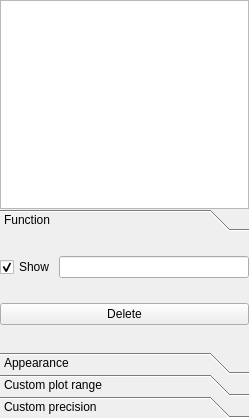
This is src/functionsview.ui in gitGNU/gnu_siplot as Qt 5 draws it before an edit. The edited form follows.
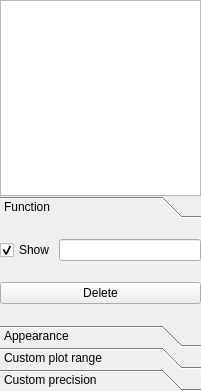
This is the edited form. The open tabs and pages were chosen to show the change.

Diff of the .ui file:
```diff
--- a/src/functionsview.ui
+++ b/src/functionsview.ui
@@ -6,10 +6,16 @@
    <rect>
     <x>0</x>
     <y>0</y>
-    <width>249</width>
-    <height>418</height>
+    <width>201</width>
+    <height>391</height>
    </rect>
   </property>
+  <property name="minimumSize">
+   <size>
+    <width>201</width>
+    <height>391</height>
+   </size>
+  </property>
   <property name="features">
    <set>QDockWidget::DockWidgetFloatable|QDockWidget::DockWidgetMovable</set>
   </property>
@@ -59,8 +65,8 @@
         <rect>
          <x>0</x>
          <y>0</y>
-         <width>233</width>
-         <height>94</height>
+         <width>185</width>
+         <height>72</height>
         </rect>
        </property>
        <attribute name="label">
```
Left out of the diff: 12 changed lines with no effect on the pictures.
